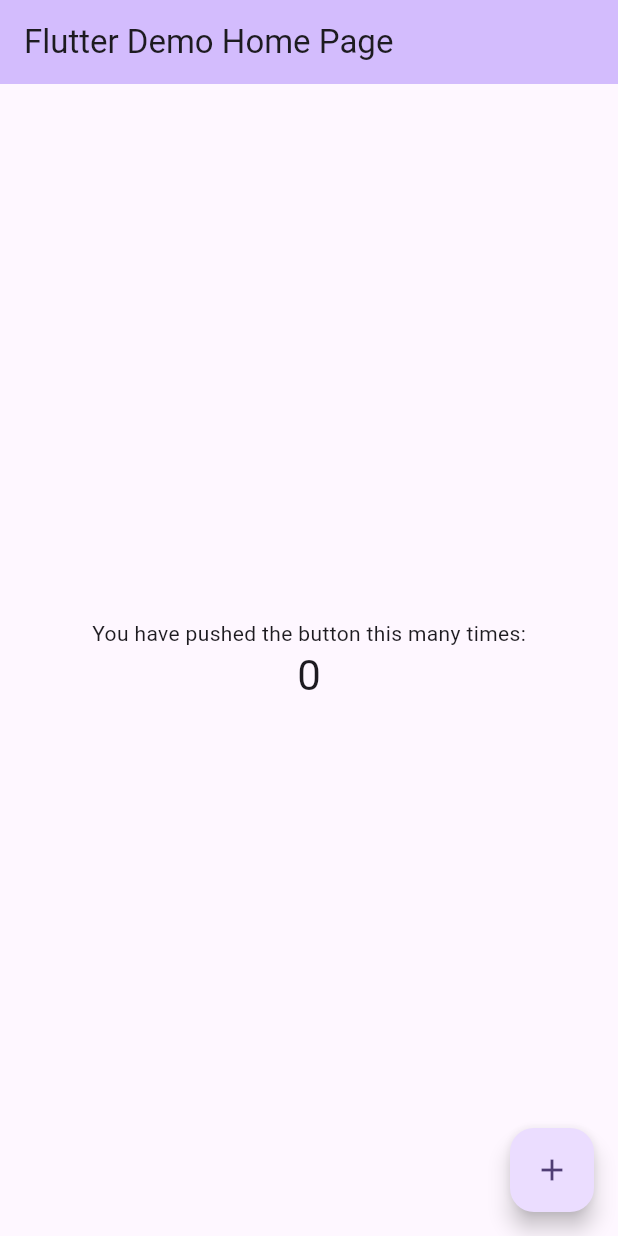
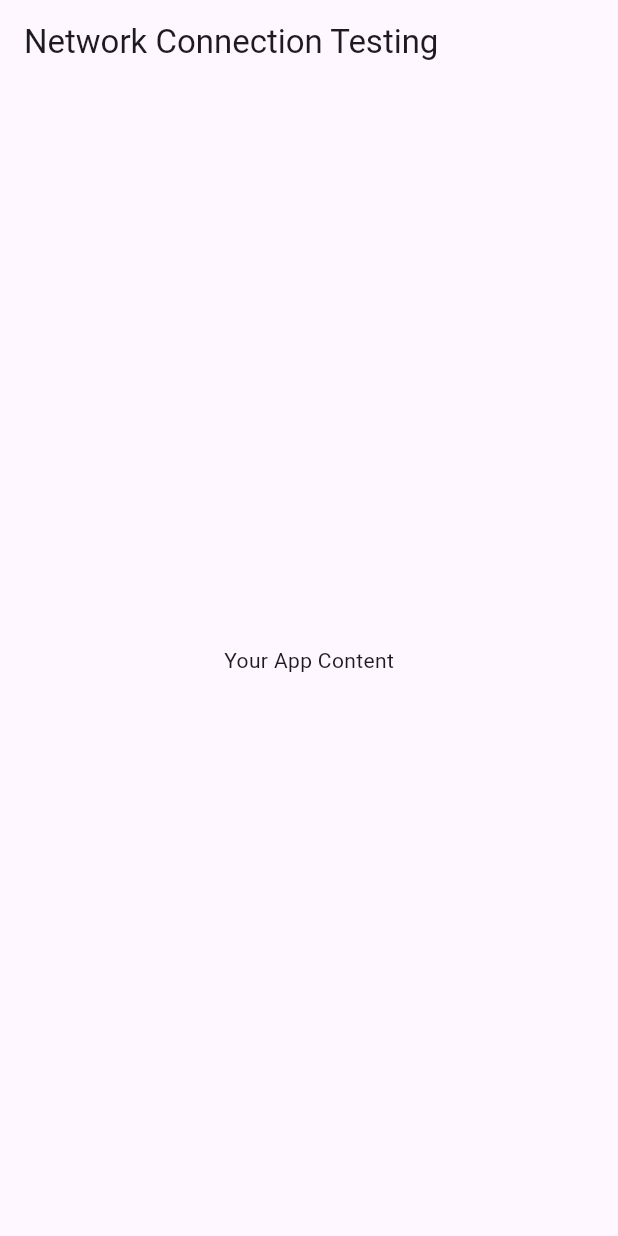
Before and after one commit to creativeprashant007/check_internet_connection, a Flutter app: the screen it shows after launch, on a phone screen of 412 x 824 dp. Run offline on Flutter 3.47's test engine with Material 2 defaults, Android fonts, the phone set to English and light mode, and no system bars; our stand-ins replace connectivity_plus.

Commit message:
feat:network connectivity testing

```diff
--- a/lib/main.dart
+++ b/lib/main.dart
@@ -1,4 +1,18 @@
-import 'package:flutter/material.dart';
+import 'package:flutter/material.dart'
+    show
+        AppBar,
+        BuildContext,
+        Center,
+        ColorScheme,
+        Colors,
+        MaterialApp,
+        Scaffold,
+        StatelessWidget,
+        Text,
+        ThemeData,
+        Widget,
+        runApp;
+import 'package:internet_connection/network_overlay.dart';
 
 void main() {
   runApp(const MyApp());
@@ -13,113 +27,28 @@ class MyApp extends StatelessWidget {
     return MaterialApp(
       title: 'Flutter Demo',
       theme: ThemeData(
-        // This is the theme of your application.
-        //
-        // TRY THIS: Try running your application with "flutter run". You'll see
-        // the application has a blue toolbar. Then, without quitting the app,
-        // try changing the seedColor in the colorScheme below to Colors.green
-        // and then invoke "hot reload" (save your changes or press the "hot
-        // reload" button in a Flutter-supported IDE, or press "r" if you used
-        // the command line to start the app).
-        //
-        // Notice that the counter didn't reset back to zero; the application
-        // state is not lost during the reload. To reset the state, use hot
-        // restart instead.
-        //
-        // This works for code too, not just values: Most code changes can be
-        // tested with just a hot reload.
         colorScheme: ColorScheme.fromSeed(seedColor: Colors.deepPurple),
         useMaterial3: true,
       ),
-      home: const MyHomePage(title: 'Flutter Demo Home Page'),
+      home: const NetworkOverlay(
+        child: MyHomePage(),
+      ),
     );
   }
 }
 
-class MyHomePage extends StatefulWidget {
-  const MyHomePage({super.key, required this.title});
-
-  // This widget is the home page of your application. It is stateful, meaning
-  // that it has a State object (defined below) that contains fields that affect
-  // how it looks.
-
-  // This class is the configuration for the state. It holds the values (in this
-  // case the title) provided by the parent (in this case the App widget) and
-  // used by the build method of the State. Fields in a Widget subclass are
-  // always marked "final".
-
-  final String title;
-
-  @override
-  State<MyHomePage> createState() => _MyHomePageState();
-}
-
-class _MyHomePageState extends State<MyHomePage> {
-  int _counter = 0;
-
-  void _incrementCounter() {
-    setState(() {
-      // This call to setState tells the Flutter framework that something has
-      // changed in this State, which causes it to rerun the build method below
-      // so that the display can reflect the updated values. If we changed
-      // _counter without calling setState(), then the build method would not be
-      // called again, and so nothing would appear to happen.
-      _counter++;
-    });
-  }
+class MyHomePage extends StatelessWidget {
+  const MyHomePage({super.key});
 
   @override
   Widget build(BuildContext context) {
-    // This method is rerun every time setState is called, for instance as done
-    // by the _incrementCounter method above.
-    //
-    // The Flutter framework has been optimized to make rerunning build methods
-    // fast, so that you can just rebuild anything that needs updating rather
-    // than having to individually change instances of widgets.
     return Scaffold(
       appBar: AppBar(
-        // TRY THIS: Try changing the color here to a specific color (to
-        // Colors.amber, perhaps?) and trigger a hot reload to see the AppBar
-        // change color while the other colors stay the same.
-        backgroundColor: Theme.of(context).colorScheme.inversePrimary,
-        // Here we take the value from the MyHomePage object that was created by
-        // the App.build method, and use it to set our appbar title.
-        title: Text(widget.title),
+        title: const Text('Network Connection Testing'),
       ),
-      body: Center(
-        // Center is a layout widget. It takes a single child and positions it
-        // in the middle of the parent.
-        child: Column(
-          // Column is also a layout widget. It takes a list of children and
-          // arranges them vertically. By default, it sizes itself to fit its
-          // children horizontally, and tries to be as tall as its parent.
-          //
-          // Column has various properties to control how it sizes itself and
-          // how it positions its children. Here we use mainAxisAlignment to
-          // center the children vertically; the main axis here is the vertical
-          // axis because Columns are vertical (the cross axis would be
-          // horizontal).
-          //
-          // TRY THIS: Invoke "debug painting" (choose the "Toggle Debug Paint"
-          // action in the IDE, or press "p" in the console), to see the
-          // wireframe for each widget.
-          mainAxisAlignment: MainAxisAlignment.center,
-          children: <Widget>[
-            const Text(
-              'You have pushed the button this many times:',
-            ),
-            Text(
-              '$_counter',
-              style: Theme.of(context).textTheme.headlineMedium,
-            ),
-          ],
-        ),
+      body: const Center(
+        child: Text('Your App Content'),
       ),
-      floatingActionButton: FloatingActionButton(
-        onPressed: _incrementCounter,
-        tooltip: 'Increment',
-        child: const Icon(Icons.add),
-      ), // This trailing comma makes auto-formatting nicer for build methods.
     );
   }
 }
--- /dev/null
+++ b/lib/network_overlay.dart
@@ -0,0 +1,79 @@
+import 'dart:async';
+
+import 'package:connectivity_plus/connectivity_plus.dart';
+import 'package:flutter/material.dart'
+    show
+        BuildContext,
+        Center,
+        Colors,
+        Container,
+        FontWeight,
+        Key,
+        Positioned,
+        Stack,
+        State,
+        StatefulWidget,
+        Text,
+        TextStyle,
+        Widget;
+
+class NetworkOverlay extends StatefulWidget {
+  final Widget child;
+  const NetworkOverlay({Key? key, required this.child}) : super(key: key);
+  @override
+  // ignore: library_private_types_in_public_api
+  _NetworkOverlayState createState() => _NetworkOverlayState();
+}
+
+class _NetworkOverlayState extends State<NetworkOverlay> {
+  late Connectivity _connectivity;
+  late bool _isOffline;
+  late StreamSubscription<ConnectivityResult> _connectivitySubscription;
+  @override
+  void initState() {
+    super.initState();
+    _connectivity = Connectivity();
+    _isOffline = false;
+    _connectivitySubscription =
+        _connectivity.onConnectivityChanged.listen(_updateConnectivityStatus);
+  }
+
+  @override
+  void dispose() {
+    _connectivitySubscription.cancel();
+    super.dispose();
+  }
+
+  void _updateConnectivityStatus(ConnectivityResult result) {
+    print("test");
+    print(ConnectivityResult.values);
+    setState(() {
+      _isOffline = (result == ConnectivityResult.none);
+    });
+  }
+
+  @override
+  Widget build(BuildContext context) {
+    return Stack(
+      children: [
+        widget.child,
+        if (_isOffline)
+          Positioned.fill(
+            child: Container(
+              color: Colors.black54,
+              child: const Center(
+                child: Text(
+                  'No Internet Connection',
+                  style: TextStyle(
+                    color: Colors.white,
+                    fontSize: 20.0,
+                    fontWeight: FontWeight.bold,
+                  ),
+                ),
+              ),
+            ),
+          ),
+      ],
+    );
+  }
+}
--- a/pubspec.yaml
+++ b/pubspec.yaml
@@ -35,6 +35,7 @@ dependencies:
   # The following adds the Cupertino Icons font to your application.
   # Use with the CupertinoIcons class for iOS style icons.
   cupertino_icons: ^1.0.2
+  connectivity_plus: ^4.0.1
 
 dev_dependencies:
   flutter_test:
```
Also changed, not shown: pubspec.lock, 4 other files.
